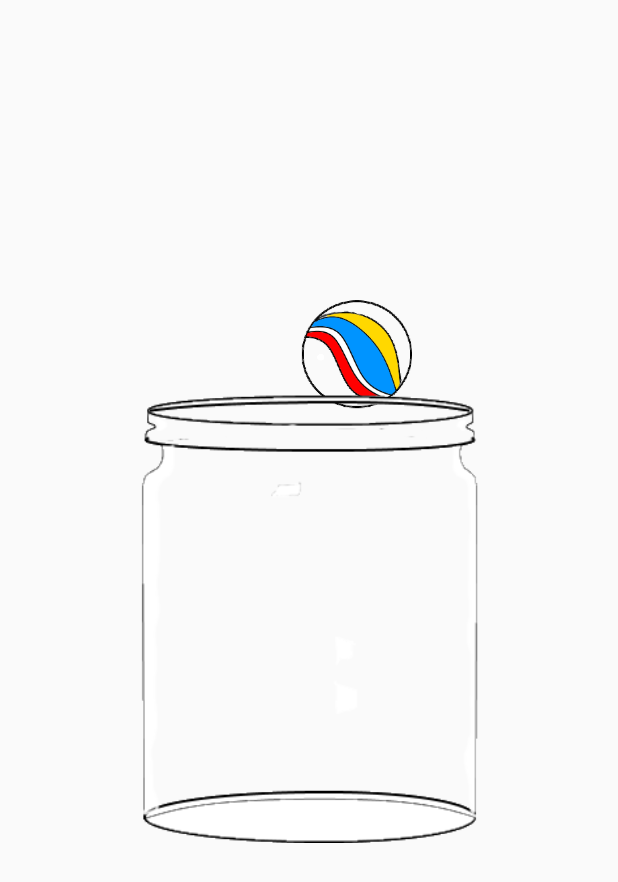
After one commit to dduc/Brain_Train_Official, a Flutter app: the marbles screen opened directly, on a phone screen of 412 x 824 dp. The commit adds this screen. Shown: the top 882 px of the screen. Run offline on Flutter 3.47's test engine with Material 2 defaults, Android fonts, the light colour scheme and no system bars; our stand-ins replace audioplayers, sensors; accounts and stored records are empty.

Commit message:
started the marbles game. just adding some files and images.

```diff
--- /dev/null
+++ b/lib/marblesgame.dart
@@ -0,0 +1,171 @@
+import 'package:flutter/material.dart';
+import 'package:flutter/services.dart';
+import 'package:audioplayers/audio_cache.dart';
+import 'dart:math';
+import 'package:sensors/sensors.dart';
+
+class marbleWidget extends StatelessWidget {
+  @override
+  Widget build(BuildContext context) {
+    var assetsImage = new AssetImage('assets/marbles_game/marble.png');
+    var image = new Image(image: assetsImage, width: 75, height: 75);
+    return Container(child:image,);
+  }
+}
+
+class marbles extends StatelessWidget {
+  @override
+  Widget build(BuildContext context) {
+    return Scaffold(
+      body: Stack(
+        children: <Widget>[
+          marblesgame(
+            offset1: Offset(200.0,200.0),
+          ),
+          //DraggableWidget (
+          //    offset2: Offset(100.0, 100.0),
+          // )
+        ],
+      ),
+    );
+  }
+}
+
+class marblesgame extends StatefulWidget {
+  //marblesngame({Key key, this.title}) : super(key: key);
+
+  // This widget is the home page of your application. It is stateful, meaning
+  // that it has a State object (defined below) that contains fields that affect
+  // how it looks.
+
+  // This class is the configuration for the state. It holds the values (in this
+  // case the title) provided by the parent (in this case the App widget) and
+  // used by the build method of the State. Fields in a Widget subclass are
+  // always marked "final".
+
+  //final String title;
+  double width = 75, height = 75;
+  Offset offset1;
+
+  marblesgame({Key key, this.offset1}) : super(key: key);
+
+  @override
+  _MarblesGameState createState() => _MarblesGameState();
+}
+
+class _MarblesGameState extends State<marblesgame> with TickerProviderStateMixin {
+  //add variables
+
+
+  initState() {
+    super.initState();
+    if(widget.offset1 == null) {
+      widget.offset1 = Offset(0.0, 0.0);
+    }
+  }
+
+  dispose() {
+    super.dispose();
+  }
+
+  void _incrementCounter() {
+
+  }
+
+  //game variables that should not change with set State.
+
+
+  @override
+  Widget build(BuildContext context) {
+
+    double screenWidth = MediaQuery.of(context).size.width;
+    double screenHeight = MediaQuery.of(context).size.height;
+    GlobalKey<ScaffoldState> scaffoldKey = new GlobalKey();
+    // This method is rerun every time setState is called, for instance as done
+    // by the _incrementCounter method above.
+    //
+    // The Flutter framework has been optimized to make rerunning build methods
+    // fast, so that you can just rebuild anything that needs updating rather
+    // than having to individually change instances of widgets.
+
+    var marbleChildren = <Widget>[
+    ];
+
+    for(int i = 0; i < 9; i++) {
+      var marble = new Positioned(
+        top: widget.offset1.dy,
+        left: widget.offset1.dx,
+        child: Draggable(
+          data: "red",
+          child: marbleWidget(),
+          feedback: marbleWidget(),
+          childWhenDragging: new Opacity(opacity: 0.0, child:marbleWidget()),
+          onDraggableCanceled: (v,o) {
+            setState(() { widget.offset1 = Offset(o.dx, o.dy + widget.height - 20);});
+          },
+        ),
+      );
+      marbleChildren.add(marble);
+    }
+
+    return Scaffold(
+      //appBar: AppBar(
+      // Here we take the value from the MyHomePage object that was created by
+      // the App.build method, and use it to set our appbar title.
+      //  title: Text(widget.title),
+      //),
+      body: Stack(
+        // Center is a layout widget. It takes a single child and positions it
+        // in the middle of the parent.
+        //child: new redSquareWidget()
+        children: <Widget>[
+          new Positioned(
+              child: new Stack(
+                //alignment: FractionalOffset.center,
+                //overflow: Overflow.visible,
+                children: marbleChildren,
+              ),
+          ),
+          new Positioned(left: screenWidth/2 - 300/2,
+            top: screenHeight/2 - 300/2,
+            width:  300,
+            height: 300,
+            child: DragTarget(
+              builder:(
+                  context,
+                  accepted,
+                  rejected,
+                  ) => Opacity(child:  Image.asset("assets/marbles_game/jar.png"),opacity: 1),
+              //Container(
+              //width: 100,
+              //height: 100,
+              //color: Colors.amberAccent,
+              //child: Center(child: Text(acceptedData.toString())),
+              //),
+              onWillAccept: (data) {
+                return true;
+              },
+              onAccept: (String data) {
+              },
+            ),),
+        ],
+      ),
+      /*  child: Column(
+          // Column is also layout widget. It takes a list of children and
+          // arranges them vertically. By default, it sizes itself to fit its
+          // children horizontally, and tries to be as tall as its parent.
+          //
+          // Invoke "debug painting" (press "p" in the console, choose the
+          // "Toggle Debug Paint" action from the Flutter Inspector in Android
+          // Studio, or the "Toggle Debug Paint" command in Visual Studio Code)
+          // to see the wireframe for each widget.
+          //
+          // Column has various properties to control how it sizes itself and
+          // how it positions its children. Here we use mainAxisAlignment to
+          // center the children vertically; the main axis here is the vertical
+          // axis because Columns are vertical (the cross axis would be
+          // horizontal).
+      */ // This trailing comma makes auto-formatting nicer for build methods.
+    );
+  }
+}
--- a/lib/title.dart
+++ b/lib/title.dart
@@ -6,6 +6,7 @@ import 'package:audioplayers/audio_cache.dart';
 import 'package:brain_train_official/memorygame.dart';
 import 'package:brain_train_official/balloongame.dart';
 import 'package:brain_train_official/thisOrThat.dart';
+import 'package:brain_train_official/marblesgame.dart';
 
 //get login info
 import 'package:brain_train_official/main.dart' as login;
--- a/lib/widgets.dart
+++ b/lib/widgets.dart
@@ -382,46 +382,6 @@ void _showDialog() {
               //top: screenHeight/2,
               //bottom: 50
             ),
-            new Positioned(
-              left: widget.offset1.dx,
-                top: widget.offset1.dy - widget.height + 20,
-              child: Draggable(
-                data: "red",
-                  child: box, feedback: box,
-              childWhenDragging: new Opacity(opacity: 0.0, child: box),
-              onDraggableCanceled: (v,o) {
-                    setState(() { widget.offset1 = Offset(o.dx, o.dy + widget.height - 20);});
-              },
-              ),
-            ),
-            new Positioned(
-              //left: 300,
-              //top: 300,
-              left: widget.offset2.dx,
-              top: widget.offset2.dy - widget.height + 20,
-              child: Draggable(
-                data: "blue",
-                child: box2, feedback: box2,
-                childWhenDragging: new Opacity(opacity: 0.0, child: box2),
-                onDraggableCanceled: (v,o) {
-                  setState(() => widget.offset2 = Offset(o.dx, o.dy + widget.height - 20));
-                },
-              ),
-            ),
-            new Positioned(
-              //left: 300,
-              //top: 300,
-              left: widget.offset3.dx,
-              top: widget.offset3.dy - widget.height + 20,
-              child: Draggable(
-                data: "green",
-                child: box3, feedback: box3,
-                childWhenDragging: new Opacity(opacity: 0.0, child: box3),
-                onDraggableCanceled: (v,o) {
-                  setState(() => widget.offset3 = Offset(o.dx, o.dy + widget.height - 20));
-                },
-              ),
-            ),
             new Positioned(left: screenWidth/2 - 100/2,
               top: 400,
               width: 100,
@@ -478,6 +438,46 @@ void _showDialog() {
                   }
                 },
               ),),
+            new Positioned(
+              left: widget.offset1.dx,
+                top: widget.offset1.dy - widget.height + 20,
+              child: Draggable(
+                data: "red",
+                  child: box, feedback: box,
+              childWhenDragging: new Opacity(opacity: 0.0, child: box),
+              onDraggableCanceled: (v,o) {
+                    //setState(() { widget.offset1 = Offset(o.dx, o.dy + widget.height - 20);});
+              },
+              ),
+            ),
+            new Positioned(
+              //left: 300,
+              //top: 300,
+              left: widget.offset2.dx,
+              top: widget.offset2.dy - widget.height + 20,
+              child: Draggable(
+                data: "blue",
+                child: box2, feedback: box2,
+                childWhenDragging: new Opacity(opacity: 0.0, child: box2),
+                onDraggableCanceled: (v,o) {
+                  //setState(() => widget.offset2 = Offset(o.dx, o.dy + widget.height - 20));
+                },
+              ),
+            ),
+            new Positioned(
+              //left: 300,
+              //top: 300,
+              left: widget.offset3.dx,
+              top: widget.offset3.dy - widget.height + 20,
+              child: Draggable(
+                data: "green",
+                child: box3, feedback: box3,
+                childWhenDragging: new Opacity(opacity: 0.0, child: box3),
+                onDraggableCanceled: (v,o) {
+                  //setState(() => widget.offset3 = Offset(o.dx, o.dy + widget.height - 20));
+                },
+              ),
+            ),
           ],
         ),
       ),
--- a/pubspec.yaml
+++ b/pubspec.yaml
@@ -49,6 +49,7 @@ flutter:
     - assets/shape_matching/
     - assets/balloon_game/
     - assets/this_or_that/
+    - assets/marbles_game/
 
   # An image asset can refer to one or more resolution-specific "variants", see
   # https://flutter.io/assets-and-images/#resolution-aware.
```
Also changed, not shown: assets/marbles_game/jar.png (added), assets/marbles_game/marble.png (added), lib/balloongame.dart (line endings or trailing spaces). Lines whose indentation alone changed are shown as unchanged.
